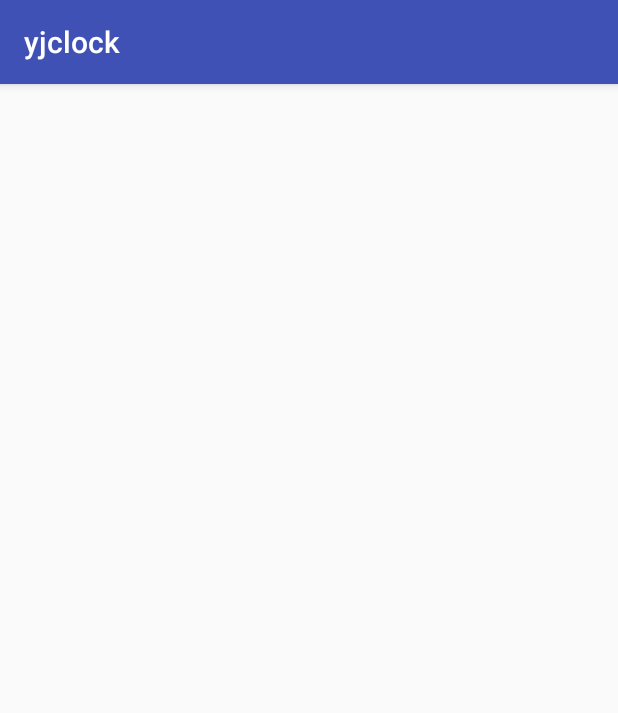
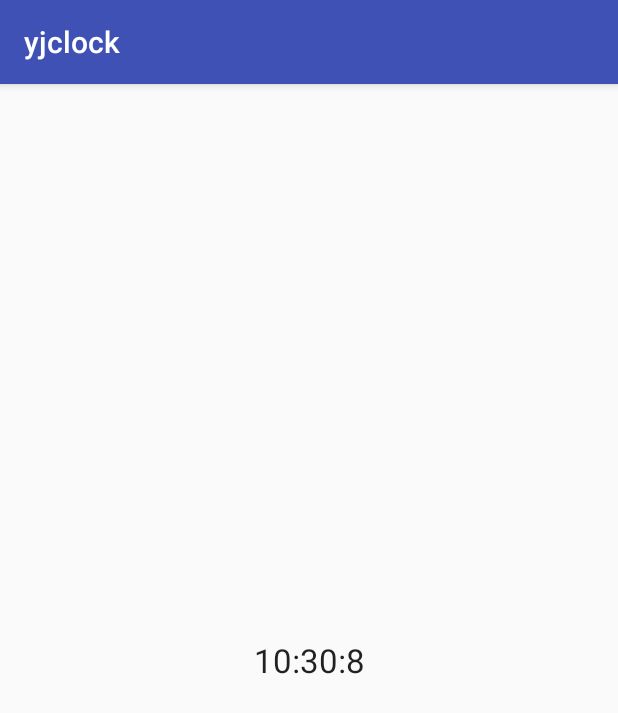
Before and after one commit to EditYJ/yjclock, an Android app: the screen it shows after launch (MainActivity), on a phone screen of 412 x 824 dp. Shown: the top 713 px of the screen. Run offline under Robolectric (Android 15) with nearby library versions, the phone set to English and light mode, and no system bars.

Commit message:
时钟完成

```diff
--- a/app/src/main/java/com/yujie/yjclock/MainActivity.java
+++ b/app/src/main/java/com/yujie/yjclock/MainActivity.java
@@ -2,6 +2,7 @@ package com.yujie.yjclock;
 
 import android.support.v7.app.AppCompatActivity;
 import android.os.Bundle;
+import android.widget.TabHost;
 
 public class MainActivity extends AppCompatActivity {
 
@@ -9,5 +10,11 @@ public class MainActivity extends AppCompatActivity {
     protected void onCreate(Bundle savedInstanceState) {
         super.onCreate(savedInstanceState);
         setContentView(R.layout.activity_main);
+        TabHost tabHost = (TabHost) findViewById(android.R.id.tabhost);
+        tabHost.setup();
+        tabHost.addTab(tabHost.newTabSpec("tabtime").setIndicator("时钟").setContent(R.id.tabtime));
+        tabHost.addTab(tabHost.newTabSpec("tabalarm").setIndicator("闹钟").setContent(R.id.tabalarm));
+        tabHost.addTab(tabHost.newTabSpec("tabtimer").setIndicator("计时器").setContent(R.id.tabtimer));
+        tabHost.addTab(tabHost.newTabSpec("tabstopwatch").setIndicator("秒表").setContent(R.id.tabstopwatch));
     }
 }
--- /dev/null
+++ b/app/src/main/java/com/yujie/yjclock/timeView.java
@@ -0,0 +1,68 @@
+package com.yujie.yjclock;
+
+import android.content.Context;
+import android.os.Handler;
+import android.os.Message;
+import android.support.annotation.IntDef;
+import android.support.annotation.NonNull;
+import android.util.AttributeSet;
+import android.view.View;
+import android.widget.LinearLayout;
+import android.widget.TextView;
+
+import org.w3c.dom.Text;
+
+import java.util.Calendar;
+import java.util.Timer;
+
+/**
+ * Created by Administrator on 2017/5/20 0020.
+ */
+
+public class timeView extends LinearLayout {
+    private TextView tvShow;
+    public timeView(Context context) {
+        super(context);
+    }
+
+    public timeView(Context context, AttributeSet attrs) {
+        super(context, attrs);
+    }
+
+    public timeView(Context context, AttributeSet attrs, int defStyleAttr) {
+        super(context, attrs, defStyleAttr);
+    }
+
+    @Override
+    protected void onFinishInflate() {
+        super.onFinishInflate();
+        tvShow = (TextView) findViewById(R.id.showtime);
+        tvShow.setText("Hello");
+        timeHandler.sendEmptyMessage(0);
+    }
+
+    @Override
+    protected void onVisibilityChanged(@NonNull View changedView, int visibility) {
+        if (visibility == View.VISIBLE) {
+            timeHandler.sendEmptyMessage(0);
+        } else {
+            timeHandler.removeMessages(0);
+        }
+    }
+
+
+    public void reflashTime() {
+        Calendar data = Calendar.getInstance();
+        tvShow.setText(String.format("%d:%d:%d",data.get(Calendar.HOUR_OF_DAY),data.get(Calendar.MINUTE),data.get(Calendar.SECOND)));
+    }
+
+    private Handler timeHandler = new Handler(){
+        @Override
+        public void handleMessage(Message msg) {
+            reflashTime();
+            if (getVisibility() == View.VISIBLE) {
+                timeHandler.sendEmptyMessageDelayed(0, 1000);
+            }
+        }
+    };
+}
--- a/app/src/main/res/layout/activity_main.xml
+++ b/app/src/main/res/layout/activity_main.xml
@@ -4,8 +4,9 @@
     android:layout_height="match_parent">
 
     <TabHost
+        android:id="@android:id/tabhost"
         android:layout_width="match_parent"
-        android:layout_height="wrap_content">
+        android:layout_height="match_parent">
 
         <LinearLayout
             android:layout_width="match_parent"
@@ -22,8 +23,21 @@
                 android:layout_width="match_parent"
                 android:layout_height="match_parent">
 
+                <com.yujie.yjclock.timeView
+                    android:id="@+id/tabtime"
+                    android:layout_width="match_parent"
+                    android:layout_height="match_parent"
+                    android:orientation="vertical">
+                    <TextView
+                        android:id="@+id/showtime"
+                        android:textAppearance="?android:attr/textAppearanceLarge"
+                        android:layout_width="match_parent"
+                        android:layout_height="match_parent"
+                        android:gravity="center"/>
+                </com.yujie.yjclock.timeView>
+
                 <LinearLayout
-                    android:id="@+id/tab1"
+                    android:id="@+id/tabalarm"
                     android:layout_width="match_parent"
                     android:layout_height="match_parent"
                     android:orientation="vertical">
@@ -31,7 +45,7 @@
                 </LinearLayout>
 
                 <LinearLayout
-                    android:id="@+id/tab2"
+                    android:id="@+id/tabtimer"
                     android:layout_width="match_parent"
                     android:layout_height="match_parent"
                     android:orientation="vertical">
@@ -39,7 +53,7 @@
                 </LinearLayout>
 
                 <LinearLayout
-                    android:id="@+id/tab3"
+                    android:id="@+id/tabstopwatch"
                     android:layout_width="match_parent"
                     android:layout_height="match_parent"
                     android:orientation="vertical">
```
